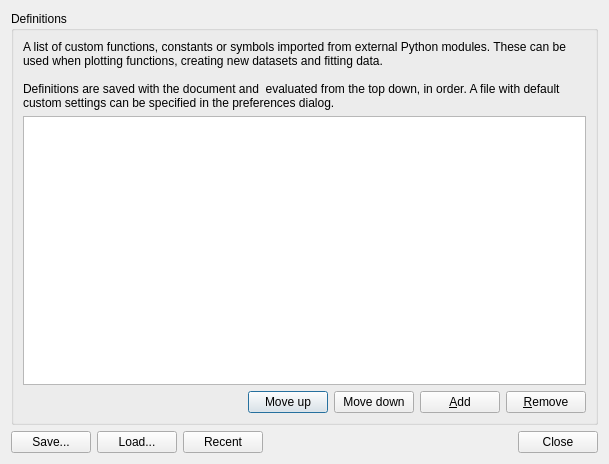
Before: the Qt Designer form ui/custom.ui in veusz/veusz, drawn with Qt 5.
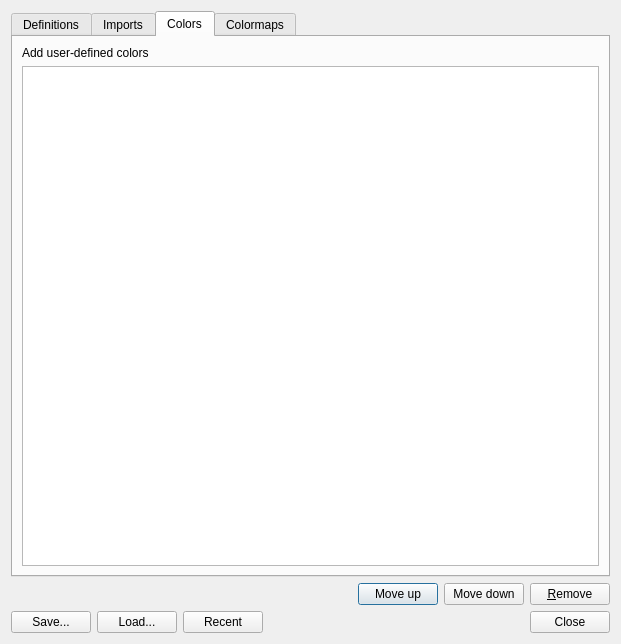
After: the same form once the commit is applied. The open tabs and pages were chosen to show the change. Custom widgets are drawn as their Qt base class.

Commit message: New custom definitions dialog using tabs

What changed in the file:
```diff
--- a/ui/custom.ui
+++ b/ui/custom.ui
@@ -6,26 +6,58 @@
    <rect>
     <x>0</x>
     <y>0</y>
-    <width>609</width>
-    <height>464</height>
+    <width>621</width>
+    <height>644</height>
    </rect>
   </property>
   <property name="windowTitle">
    <string>Custom definitions</string>
   </property>
-  <layout class="QVBoxLayout" name="verticalLayout">
+  <layout class="QVBoxLayout" name="verticalLayout_2">
    <item>
-    <widget class="QGroupBox" name="groupBox">
-     <property name="title">
+    <widget class="QTabWidget" name="viewsTab">
+     <property name="currentIndex">
+      <number>0</number>
+     </property>
+     <widget class="QWidget" name="tabDefn">
+      <attribute name="title">
       <string>Definitions</string>
-     </property>
+      </attribute>
      <layout class="QVBoxLayout" name="verticalLayout_3">
       <item>
+        <widget class="QLabel" name="label_2">
+         <property name="text">
+          <string>Define constants and functions for use in expressions. Functions should be specified as f(x,y) to specify arguments.</string>
+         </property>
+         <property name="wordWrap">
+          <bool>true</bool>
+         </property>
+        </widget>
+       </item>
+       <item>
+        <widget class="QTableView" name="defnView">
+         <property name="selectionMode">
+          <enum>QAbstractItemView::SingleSelection</enum>
+         </property>
+         <property name="selectionBehavior">
+          <enum>QAbstractItemView::SelectItems</enum>
+         </property>
+         <attribute name="horizontalHeaderStretchLastSection">
+          <bool>true</bool>
+         </attribute>
+        </widget>
+       </item>
+      </layout>
+     </widget>
+     <widget class="QWidget" name="tabImport">
+      <attribute name="title">
+       <string>Imports</string>
+      </attribute>
+      <layout class="QVBoxLayout" name="verticalLayout">
+       <item>
        <widget class="QLabel" name="label">
         <property name="text">
-         <string>A list of custom functions, constants or symbols imported from external Python modules. These can be used when plotting functions, creating new datasets and fitting data.
-
-Definitions are saved with the document and  evaluated from the top down, in order. A file with default custom settings can be specified in the preferences dialog.</string>
+          <string>Add external Python functions and constants using an import. Enter a module name and list of symbols to import (or &quot;*&quot;).</string>
         </property>
         <property name="wordWrap">
          <bool>true</bool>
@@ -33,10 +65,80 @@
        </widget>
       </item>
       <item>
-       <widget class="QTreeView" name="definitionView">
-        <property name="rootIsDecorated">
-         <bool>false</bool>
-        </property>
+        <widget class="QTableView" name="importView">
+         <property name="selectionMode">
+          <enum>QAbstractItemView::SingleSelection</enum>
+         </property>
+         <property name="selectionBehavior">
+          <enum>QAbstractItemView::SelectItems</enum>
+         </property>
+         <attribute name="horizontalHeaderStretchLastSection">
+          <bool>true</bool>
+         </attribute>
+        </widget>
+       </item>
+      </layout>
+     </widget>
+     <widget class="QWidget" name="tabColors">
+      <attribute name="title">
+       <string>Colors</string>
+      </attribute>
+      <layout class="QVBoxLayout" name="verticalLayout_4">
+       <item>
+        <widget class="QLabel" name="label_3">
+         <property name="text">
+          <string>Add user-defined colors</string>
+         </property>
+         <property name="wordWrap">
+          <bool>true</bool>
+         </property>
+        </widget>
+       </item>
+       <item>
+        <widget class="QTableView" name="colorView">
+         <property name="selectionMode">
+          <enum>QAbstractItemView::SingleSelection</enum>
+         </property>
+         <property name="selectionBehavior">
+          <enum>QAbstractItemView::SelectItems</enum>
+         </property>
+         <attribute name="horizontalHeaderStretchLastSection">
+          <bool>true</bool>
+         </attribute>
+        </widget>
+       </item>
+      </layout>
+     </widget>
+     <widget class="QWidget" name="tabColormap">
+      <attribute name="title">
+       <string>Colormaps</string>
+      </attribute>
+      <layout class="QVBoxLayout" name="verticalLayout_5">
+       <item>
+        <widget class="QLabel" name="label_4">
+         <property name="text">
+          <string>Define colormaps as (C1, C2, ...) where CX is a color specified as (R,G,B) or (R,G,B,A), where R,G,B and A are integers between 0 and 255 (red, green, blue and alpha).</string>
+         </property>
+         <property name="wordWrap">
+          <bool>true</bool>
+         </property>
+        </widget>
+       </item>
+       <item>
+        <widget class="QTableView" name="colormapView">
+         <property name="selectionMode">
+          <enum>QAbstractItemView::SingleSelection</enum>
+         </property>
+         <property name="selectionBehavior">
+          <enum>QAbstractItemView::SelectItems</enum>
+         </property>
+         <attribute name="horizontalHeaderStretchLastSection">
+          <bool>true</bool>
+         </attribute>
+        </widget>
+       </item>
+      </layout>
+     </widget>
        </widget>
       </item>
       <item>
@@ -68,13 +170,6 @@
           </property>
          </widget>
         </item>
-        <item>
-         <widget class="QPushButton" name="addButton">
-          <property name="text">
-           <string>&amp;Add</string>
-          </property>
-         </widget>
-        </item>
         <item>
          <widget class="QPushButton" name="removeButton">
           <property name="text">
@@ -84,9 +179,6 @@
         </item>
        </layout>
       </item>
-     </layout>
-    </widget>
-   </item>
    <item>
     <layout class="QHBoxLayout" name="horizontalLayout_2">
      <item>
```
Left out of the diff: 22 changed lines with no effect on the pictures. Lines whose indentation alone changed are shown as unchanged. The commit also changes 4 other files.
